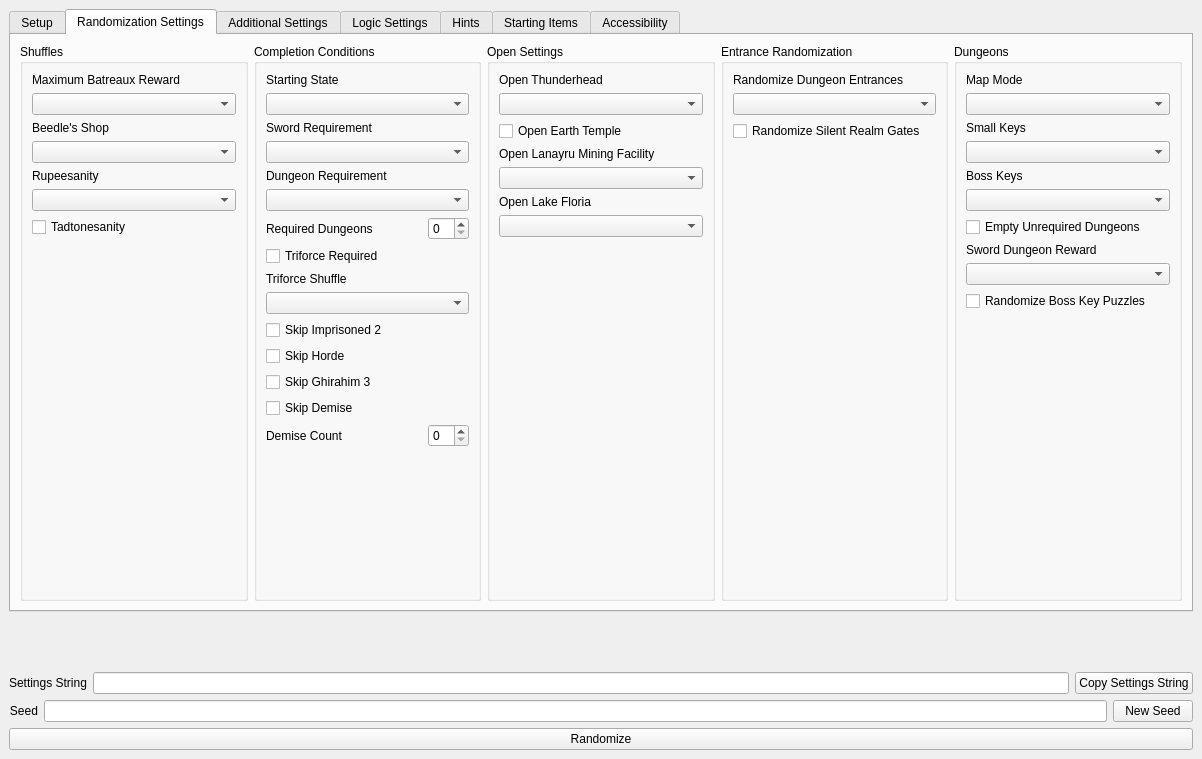
The window that gui/randogui.ui (ssrando/ssrando) describes before a commit, drawn with Qt 5.
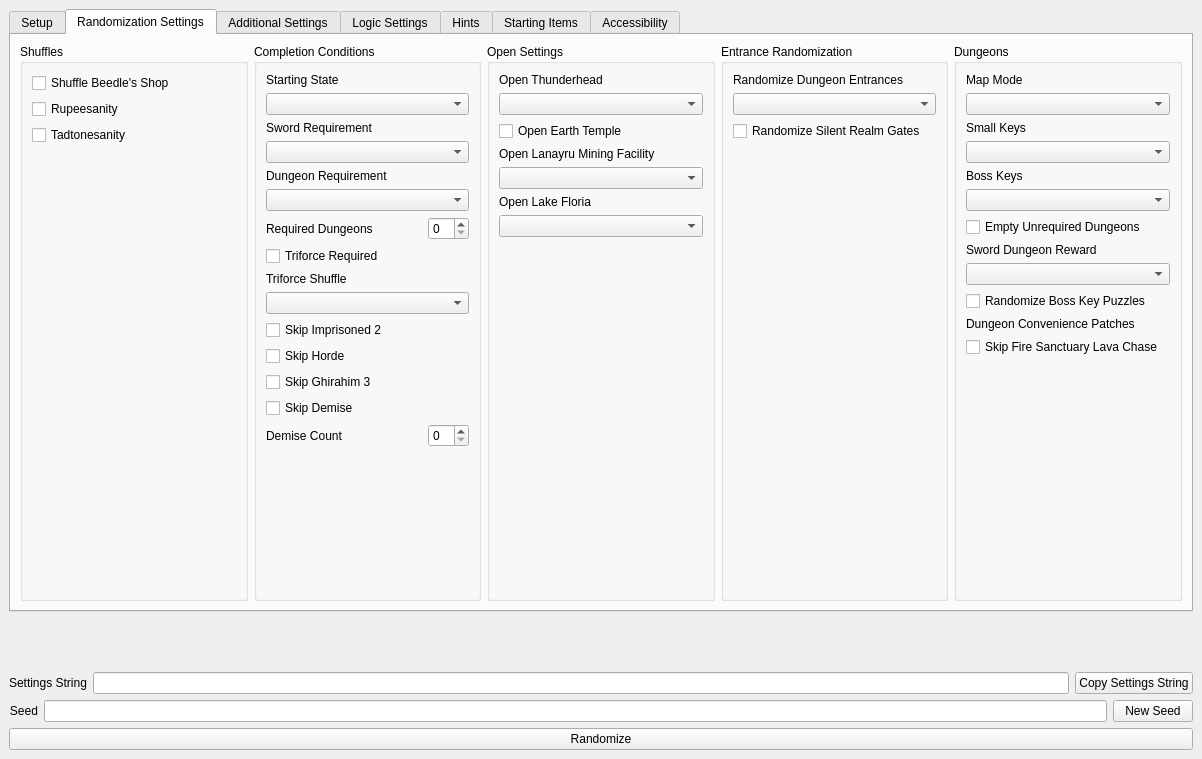
The same window after the commit. The open tabs and pages were chosen to show the change.

Diff of the .ui file:
```diff
--- a/gui/randogui.ui
+++ b/gui/randogui.ui
@@ -518,48 +518,20 @@
            <item>
             <layout class="QVBoxLayout" name="vlay_shuffles">
              <item>
-              <layout class="QVBoxLayout" name="vlay_batreaux">
-               <item>
-                <widget class="QLabel" name="label_for_option_max_batreaux_reward">
+              <widget class="QCheckBox" name="option_shopsanity">
                  <property name="text">
-                  <string>Maximum Batreaux Reward</string>
+                <string>Shuffle Beedle's Shop</string>
                  </property>
                 </widget>
                </item>
                <item>
-                <widget class="QComboBox" name="option_max_batreaux_reward"/>
-               </item>
-              </layout>
-             </item>
-             <item>
-              <layout class="QVBoxLayout" name="vlay_shopsanity">
-               <item>
-                <widget class="QLabel" name="label_for_option_shopsanity">
-                 <property name="text">
-                  <string>Beedle's Shop</string>
-                 </property>
-                </widget>
-               </item>
-               <item>
-                <widget class="QComboBox" name="option_shopsanity"/>
-               </item>
-              </layout>
-             </item>
-             <item>
-              <layout class="QVBoxLayout" name="vlay_rupeesanity">
-               <item>
-                <widget class="QLabel" name="label_for_option_rupeesanity">
+              <widget class="QCheckBox" name="option_rupeesanity">
                  <property name="text">
                   <string>Rupeesanity</string>
                  </property>
                 </widget>
                </item>
                <item>
-                <widget class="QComboBox" name="option_rupeesanity"/>
-               </item>
-              </layout>
-             </item>
-             <item>
               <widget class="QCheckBox" name="option_tadtonesanity">
                <property name="text">
                 <string>Tadtonesanity</string>
@@ -989,6 +961,20 @@
                </property>
               </widget>
              </item>
+             <item>
+              <widget class="QLabel" name="label_for_dungeon_patches">
+               <property name="text">
+                <string>Dungeon Convenience Patches</string>
+               </property>
+              </widget>
+             </item>
+             <item>
+              <widget class="QCheckBox" name="option_fs_lava_flow">
+               <property name="text">
+                <string>Skip Fire Sanctuary Lava Chase</string>
+               </property>
+              </widget>
+             </item>
              <item>
               <spacer name="vspace_dungeons">
                <property name="orientation">
```
Left out of the diff: 2 changed lines with no effect on the pictures. Lines whose indentation alone changed are shown as unchanged.
